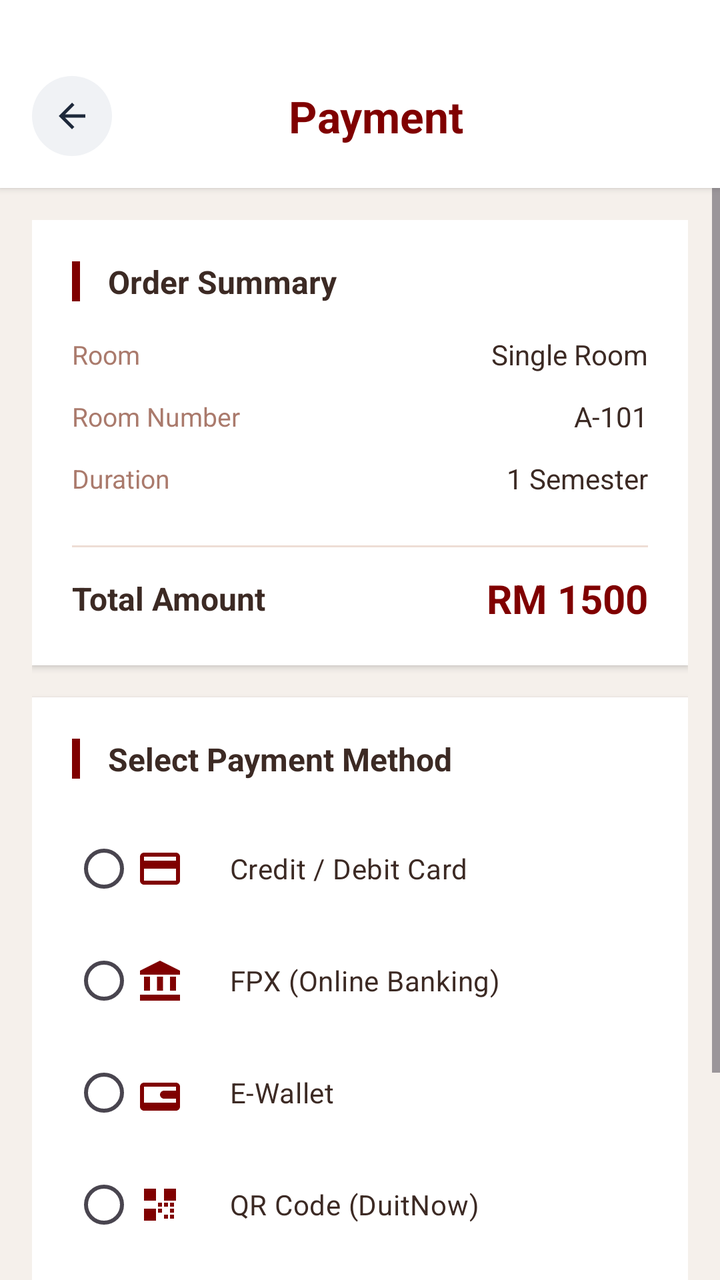
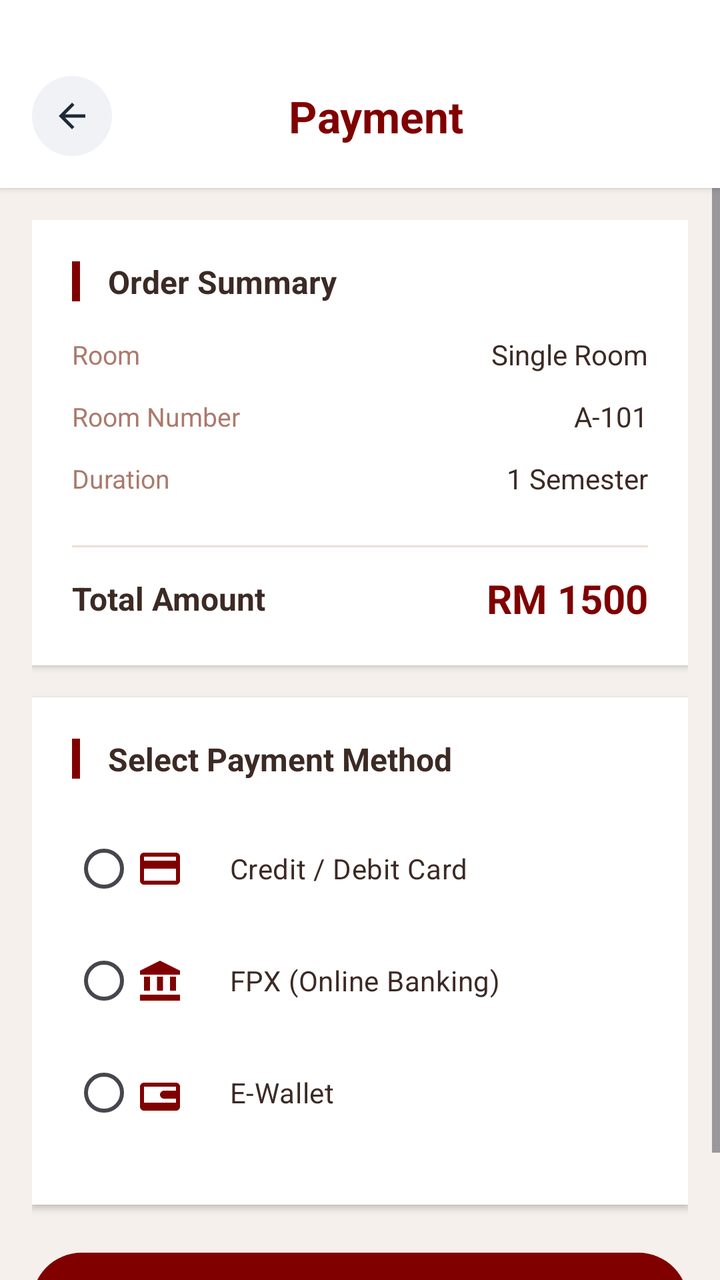

Screens rendered from an Android XML layout before and after an edit, with the pre-edit source and the edit as a unified diff.
<!-- AndroidManifest.xml: application theme Theme.UTMSPACE_HostelBookingSystem -->
<!-- res/layout/activity_payment.xml -->
<?xml version="1.0" encoding="utf-8"?>
<LinearLayout xmlns:android="http://schemas.android.com/apk/res/android"
    xmlns:app="http://schemas.android.com/apk/res-auto"
    android:layout_width="match_parent"
    android:layout_height="match_parent"
    android:orientation="vertical"
    android:background="#F5F0EB">

    <LinearLayout
        android:layout_width="match_parent"
        android:layout_height="wrap_content"
        android:orientation="vertical"
        android:background="#FFFFFF"
        android:elevation="2dp"
        android:paddingTop="30dp"
        android:paddingBottom="8dp">

        <LinearLayout
            android:layout_width="match_parent"
            android:layout_height="wrap_content"
            android:orientation="horizontal"
            android:gravity="center_vertical"
            android:layout_marginTop="8dp"
            android:layout_marginBottom="8dp">

            <LinearLayout
                android:id="@+id/ivBack"
                android:layout_width="40dp"
                android:layout_height="40dp"
                android:background="@drawable/back_button_background"
                android:gravity="center"
                android:clickable="true"
                android:focusable="true"
                android:layout_marginStart="16dp">

                <ImageView
                    android:layout_width="20dp"
                    android:layout_height="20dp"
                    android:src="@drawable/ic_arrow_back"
                    app:tint="#1E293B" />

            </LinearLayout>

            <TextView
                android:layout_width="0dp"
                android:layout_height="wrap_content"
                android:layout_weight="1"
                android:text="Payment"
                android:textSize="22sp"
                android:textStyle="bold"
                android:textColor="#800000"
                android:gravity="center"
                android:fontFamily="sans-serif" />

            <View
                android:layout_width="40dp"
                android:layout_height="1dp" />

        </LinearLayout>

    </LinearLayout>

    <ScrollView
        android:layout_width="match_parent"
        android:layout_height="match_parent"
        android:fillViewport="true">

        <LinearLayout
            android:layout_width="match_parent"
            android:layout_height="wrap_content"
            android:orientation="vertical"
            android:padding="16dp">

            <LinearLayout
                android:layout_width="match_parent"
                android:layout_height="wrap_content"
                android:orientation="vertical"
                android:background="#FFFFFF"
                android:padding="20dp"
                android:elevation="2dp"
                android:layout_marginBottom="16dp">

                <LinearLayout
                    android:layout_width="match_parent"
                    android:layout_height="wrap_content"
                    android:orientation="horizontal"
                    android:gravity="center_vertical"
                    android:layout_marginBottom="16dp">

                    <View
                        android:layout_width="4dp"
                        android:layout_height="20dp"
                        android:background="#800000" />

                    <TextView
                        android:layout_width="wrap_content"
                        android:layout_height="wrap_content"
                        android:text=" Order Summary"
                        android:textSize="16sp"
                        android:textStyle="bold"
                        android:textColor="#3C2A24"
                        android:layout_marginStart="10dp"
                        android:fontFamily="sans-serif" />

                </LinearLayout>

                <LinearLayout
                    android:layout_width="match_parent"
                    android:layout_height="wrap_content"
                    android:orientation="horizontal"
                    android:gravity="center_vertical"
                    android:layout_marginBottom="12dp">

                    <TextView
                        android:layout_width="0dp"
                        android:layout_height="wrap_content"
                        android:layout_weight="1"
                        android:text="Room"
                        android:textSize="13sp"
                        android:textColor="#AA7A6C"
                        android:fontFamily="sans-serif" />

                    <TextView
                        android:id="@+id/tvRoomName"
                        android:layout_width="wrap_content"
                        android:layout_height="wrap_content"
                        android:text="Single Room"
                        android:textSize="14sp"
                        android:textColor="#3C2A24"
                        android:fontFamily="sans-serif" />

                </LinearLayout>

                <LinearLayout
                    android:layout_width="match_parent"
                    android:layout_height="wrap_content"
                    android:orientation="horizontal"
                    android:gravity="center_vertical"
                    android:layout_marginBottom="12dp">

                    <TextView
                        android:layout_width="0dp"
                        android:layout_height="wrap_content"
                        android:layout_weight="1"
                        android:text="Room Number"
                        android:textSize="13sp"
                        android:textColor="#AA7A6C"
                        android:fontFamily="sans-serif" />

                    <TextView
                        android:id="@+id/tvRoomNumber"
                        android:layout_width="wrap_content"
                        android:layout_height="wrap_content"
                        android:text="A-101"
                        android:textSize="14sp"
                        android:textColor="#3C2A24"
                        android:fontFamily="sans-serif" />

                </LinearLayout>

                <LinearLayout
                    android:layout_width="match_parent"
                    android:layout_height="wrap_content"
                    android:orientation="horizontal"
                    android:gravity="center_vertical"
                    android:layout_marginBottom="12dp">

                    <TextView
                        android:layout_width="0dp"
                        android:layout_height="wrap_content"
                        android:layout_weight="1"
                        android:text="Duration"
                        android:textSize="13sp"
                        android:textColor="#AA7A6C"
                        android:fontFamily="sans-serif" />

                    <TextView
                        android:id="@+id/tvDuration"
                        android:layout_width="wrap_content"
                        android:layout_height="wrap_content"
                        android:text="1 Semester"
                        android:textSize="14sp"
                        android:textColor="#3C2A24"
                        android:fontFamily="sans-serif" />

                </LinearLayout>

                <View
                    android:layout_width="match_parent"
                    android:layout_height="1dp"
                    android:background="#EEDDD5"
                    android:layout_marginVertical="12dp" />

                <LinearLayout
                    android:layout_width="match_parent"
                    android:layout_height="wrap_content"
                    android:orientation="horizontal"
                    android:gravity="center_vertical">

                    <TextView
                        android:layout_width="0dp"
                        android:layout_height="wrap_content"
                        android:layout_weight="1"
                        android:text="Total Amount"
                        android:textSize="16sp"
                        android:textStyle="bold"
                        android:textColor="#3C2A24"
                        android:fontFamily="sans-serif" />

                    <TextView
                        android:id="@+id/tvTotalAmount"
                        android:layout_width="wrap_content"
                        android:layout_height="wrap_content"
                        android:text="RM 1500"
                        android:textSize="20sp"
                        android:textStyle="bold"
                        android:textColor="#800000"
                        android:fontFamily="sans-serif" />

                </LinearLayout>

            </LinearLayout>

            <LinearLayout
                android:layout_width="match_parent"
                android:layout_height="wrap_content"
                android:orientation="vertical"
                android:background="#FFFFFF"
                android:padding="20dp"
                android:elevation="2dp"
                android:layout_marginBottom="16dp">

                <LinearLayout
                    android:layout_width="match_parent"
                    android:layout_height="wrap_content"
                    android:orientation="horizontal"
                    android:gravity="center_vertical"
                    android:layout_marginBottom="16dp">

                    <View
                        android:layout_width="4dp"
                        android:layout_height="20dp"
                        android:background="#800000" />

                    <TextView
                        android:layout_width="wrap_content"
                        android:layout_height="wrap_content"
                        android:text=" Select Payment Method"
                        android:textSize="16sp"
                        android:textStyle="bold"
                        android:textColor="#3C2A24"
                        android:layout_marginStart="10dp"
                        android:fontFamily="sans-serif" />

                </LinearLayout>

                <RadioGroup
                    android:id="@+id/paymentMethodGroup"
                    android:layout_width="match_parent"
                    android:layout_height="wrap_content"
                    android:layout_marginBottom="8dp">

                    <RadioButton
                        android:id="@+id/radioCard"
                        android:layout_width="match_parent"
                        android:layout_height="56dp"
                        android:text="   Credit / Debit Card"
                        android:drawableStart="@drawable/ic_card"
                        android:drawablePadding="12dp"
                        android:buttonTint="#800000"
                        android:textColor="#3C2A24"
                        android:fontFamily="sans-serif" />

                    <RadioButton
                        android:id="@+id/radioFPX"
                        android:layout_width="match_parent"
                        android:layout_height="56dp"
                        android:text="   FPX (Online Banking)"
                        android:drawableStart="@drawable/ic_bank"
                        android:drawablePadding="12dp"
                        android:buttonTint="#800000"
                        android:textColor="#3C2A24"
                        android:fontFamily="sans-serif" />

                    <RadioButton
                        android:id="@+id/radioEWallet"
                        android:layout_width="match_parent"
                        android:layout_height="56dp"
                        android:text="   E-Wallet"
                        android:drawableStart="@drawable/ic_wallet"
                        android:drawablePadding="12dp"
                        android:buttonTint="#800000"
                        android:textColor="#3C2A24"
                        android:fontFamily="sans-serif" />

                    <RadioButton
                        android:id="@+id/radioQR"
                        android:layout_width="match_parent"
                        android:layout_height="56dp"
                        android:text="   QR Code (DuitNow)"
                        android:drawableStart="@drawable/ic_qr"
                        android:drawablePadding="12dp"
                        android:buttonTint="#800000"
                        android:textColor="#3C2A24"
                        android:fontFamily="sans-serif" />

                </RadioGroup>

            </LinearLayout>

            <LinearLayout
                android:id="@+id/fpxSection"
                android:layout_width="match_parent"
                android:layout_height="wrap_content"
                android:orientation="vertical"
                android:background="#FFFFFF"
                android:padding="20dp"
                android:elevation="2dp"
                android:layout_marginBottom="16dp"
                android:visibility="gone">

                <LinearLayout
                    android:layout_width="match_parent"
                    android:layout_height="wrap_content"
                    android:orientation="horizontal"
                    android:gravity="center_vertical"
                    android:layout_marginBottom="16dp">

                    <View
                        android:layout_width="4dp"
                        android:layout_height="20dp"
                        android:background="#800000" />

                    <TextView
                        android:layout_width="wrap_content"
                        android:layout_height="wrap_content"
                        android:text=" Select Bank"
                        android:textSize="16sp"
                        android:textStyle="bold"
                        android:textColor="#3C2A24"
                        android:layout_marginStart="10dp"
                        android:fontFamily="sans-serif" />

                </LinearLayout>

                <Spinner
                    android:id="@+id/spinnerBank"
                    android:layout_width="match_parent"
                    android:layout_height="56dp"
                    android:background="@drawable/spinner_background"
                    android:entries="@array/bank_list"
                    android:fontFamily="sans-serif" />

            </LinearLayout>

            <LinearLayout
                android:id="@+id/ewalletSection"
                android:layout_width="match_parent"
                android:layout_height="wrap_content"
                android:orientation="vertical"
                android:background="#FFFFFF"
                android:padding="20dp"
                android:elevation="2dp"
                android:layout_marginBottom="16dp"
                android:visibility="gone">

                <LinearLayout
                    android:layout_width="match_parent"
                    android:layout_height="wrap_content"
                    android:orientation="horizontal"
                    android:gravity="center_vertical"
                    android:layout_marginBottom="16dp">

                    <View
                        android:layout_width="4dp"
                        android:layout_height="20dp"
                        android:background="#800000" />

                    <TextView
                        android:layout_width="wrap_content"
                        android:layout_height="wrap_content"
                        android:text=" Select E-Wallet"
                        android:textSize="16sp"
                        android:textStyle="bold"
                        android:textColor="#3C2A24"
                        android:layout_marginStart="10dp"
                        android:fontFamily="sans-serif" />

                </LinearLayout>

                <LinearLayout
                    android:layout_width="match_parent"
                    android:layout_height="wrap_content"
                    android:orientation="horizontal"
                    android:gravity="center"
                    android:layout_marginBottom="12dp">

                    <LinearLayout
                        android:id="@+id/btnTouchNGo"
                        android:layout_width="0dp"
                        android:layout_height="80dp"
                        android:layout_weight="1"
                        android:layout_marginEnd="8dp"
                        android:background="@drawable/wallet_button_background"
                        android:gravity="center"
                        android:orientation="vertical"
                        android:clickable="true"
                        android:focusable="true">

                        <ImageView
                            android:layout_width="32dp"
                            android:layout_height="32dp"
                            android:src="@drawable/ic_tng"
                            app:tint="#0056B3" />

                        <TextView
                            android:layout_width="wrap_content"
                            android:layout_height="wrap_content"
                            android:text="Touch 'n Go"
                            android:textSize="11sp"
                            android:textColor="#3C2A24"
                            android:layout_marginTop="6dp"
                            android:fontFamily="sans-serif" />

                    </LinearLayout>

                </LinearLayout>

                <TextView
                    android:id="@+id/tvSelectedWallet"
                    android:layout_width="match_parent"
                    android:layout_height="wrap_content"
                    android:text=""
                    android:textSize="12sp"
                    android:textColor="#800000"
                    android:gravity="center"
                    android:layout_marginTop="8dp"
                    android:fontFamily="sans-serif" />

            </LinearLayout>

            <LinearLayout
                android:id="@+id/qrSection"
                android:layout_width="match_parent"
                android:layout_height="wrap_content"
                android:orientation="vertical"
                android:background="#FFFFFF"
                android:padding="20dp"
                android:elevation="2dp"
                android:layout_marginBottom="16dp"
                android:visibility="gone"
                android:gravity="center_horizontal">

                <LinearLayout
                    android:layout_width="match_parent"
                    android:layout_height="wrap_content"
                    android:orientation="horizontal"
                    android:gravity="center_vertical"
                    android:layout_marginBottom="16dp">

                    <View
                        android:layout_width="4dp"
                        android:layout_height="20dp"
                        android:background="#800000" />

                    <TextView
                        android:layout_width="wrap_content"
                        android:layout_height="wrap_content"
                        android:text=" Scan QR Code"
                        android:textSize="16sp"
                        android:textStyle="bold"
                        android:textColor="#3C2A24"
                        android:layout_marginStart="10dp"
                        android:fontFamily="sans-serif" />

                </LinearLayout>

                <ImageView
                    android:id="@+id/ivQRCode"
                    android:layout_width="200dp"
                    android:layout_height="200dp"
                    android:src="@drawable/ic_qr_code_sample"
                    android:layout_marginBottom="12dp" />

                <TextView
                    android:layout_width="wrap_content"
                    android:layout_height="wrap_content"
                    android:text="Scan with your banking app"
                    android:textSize="12sp"
                    android:textColor="#AA7A6C"
                    android:fontFamily="sans-serif" />

            </LinearLayout>

            <LinearLayout
                android:id="@+id/btnPayNow"
                android:layout_width="match_parent"
                android:layout_height="wrap_content"
                android:background="@drawable/primary_button_background"
                android:padding="14dp"
                android:gravity="center"
                android:layout_marginTop="8dp"
                android:layout_marginBottom="20dp"
                android:clickable="true"
                android:focusable="true"
                app:backgroundTint="@null">

                <TextView
                    android:layout_width="wrap_content"
                    android:layout_height="wrap_content"
                    android:text="Pay Now"
                    android:textSize="16sp"
                    android:textStyle="bold"
                    android:textColor="#FFFFFF"
                    android:fontFamily="sans-serif" />

            </LinearLayout>

        </LinearLayout>
    </ScrollView>

</LinearLayout>
<!-- resources referenced by this layout -->
<resources>
  <string-array name="bank_list">
          <item>Select Bank</item>
          <item>Maybank</item>
          <item>CIMB Bank</item>
          <item>Public Bank</item>
          <item>RHB Bank</item>
          <item>Hong Leong Bank</item>
          <item>AmBank</item>
          <item>Bank Islam</item>
          <item>Bank Rakyat</item>
          <item>BSN</item>
      </string-array>
  <!-- drawable back_button_background (drawable) -->
  <?xml version="1.0" encoding="utf-8"?>
  <shape xmlns:android="http://schemas.android.com/apk/res/android">
      <solid android:color="#F0F2F5" />
      <corners android:radius="40dp" />
  </shape>
  <!-- drawable ic_arrow_back (drawable) -->
  <?xml version="1.0" encoding="utf-8"?>
  <vector xmlns:android="http://schemas.android.com/apk/res/android"
      android:width="24dp"
      android:height="24dp"
      android:viewportWidth="24"
      android:viewportHeight="24">
      <path
          android:fillColor="#1E293B"
          android:pathData="M20,11H7.83l5.59,-5.59L12,4l-8,8 8,8 1.41,-1.41L7.83,13H20v-2z"/>
  </vector>
  <!-- drawable ic_bank (drawable) -->
  <?xml version="1.0" encoding="utf-8"?>
  <vector xmlns:android="http://schemas.android.com/apk/res/android"
      android:width="24dp"
      android:height="24dp"
      android:viewportWidth="24"
      android:viewportHeight="24">
      <path
          android:fillColor="#800000"
          android:pathData="M4,10h3v7H4zM10.5,10h3v7h-3zM2,19h20v3H2zM17,10h3v7h-3zM12,2L2,7v2h20V7z"/>
  </vector>
  <!-- drawable ic_qr (drawable) -->
  <?xml version="1.0" encoding="utf-8"?>
  <vector xmlns:android="http://schemas.android.com/apk/res/android"
      android:width="24dp"
      android:height="24dp"
      android:viewportWidth="24"
      android:viewportHeight="24">
      
      <path
          android:fillColor="#800000"
          android:pathData="M4,4h6v6H4z"/>
      
      <path
          android:fillColor="#800000"
          android:pathData="M14,4h6v6h-6z"/>
      
      <path
          android:fillColor="#800000"
          android:pathData="M4,14h6v6H4z"/>
      
      <path
          android:fillColor="#800000"
          android:pathData="M11,11h2v2h-2z"/>
      <path
          android:fillColor="#800000"
          android:pathData="M14,11h2v2h-2z"/>
      <path
          android:fillColor="#800000"
          android:pathData="M17,11h2v2h-2z"/>
      <path
          android:fillColor="#800000"
          android:pathData="M11,14h2v2h-2z"/>
      <path
          android:fillColor="#800000"
          android:pathData="M17,14h2v2h-2z"/>
      <path
          android:fillColor="#800000"
          android:pathData="M14,17h2v2h-2z"/>
      <path
          android:fillColor="#800000"
          android:pathData="M17,17h2v2h-2z"/>
  </vector>
  <!-- drawable ic_qr_code_sample (drawable) -->
  <?xml version="1.0" encoding="utf-8"?>
  <vector xmlns:android="http://schemas.android.com/apk/res/android"
      android:width="24dp"
      android:height="24dp"
      android:viewportWidth="24"
      android:viewportHeight="24">
      <path
          android:fillColor="#000000"
          android:pathData="M4,4h6v6H4V4zM4,14h6v6H4V14zM14,4h6v6h-6V4zM14,14h2v2h-2v-2zM18,14h2v2h-2v-2zM14,18h2v2h-2v-2zM18,18h2v2h-2v-2z"/>
  </vector>
  <!-- drawable spinner_background (drawable) -->
  <?xml version="1.0" encoding="utf-8"?>
  <shape xmlns:android="http://schemas.android.com/apk/res/android">
      <solid android:color="#FFFFFF" />
      <corners android:radius="12dp" />
      <stroke android:width="1dp" android:color="#800000" />
  </shape>
  <style name="Theme.UTMSPACE_HostelBookingSystem" parent="Theme.Material3.DayNight.NoActionBar">
  
          
          <item name="android:statusBarColor">@android:color/white</item>
          <item name="android:windowLightStatusBar">true</item>
  
          
          <item name="android:windowBackground">@android:color/white</item>
          <item name="android:colorBackground">@android:color/white</item>
  
      </style>
  <!-- unchanged entries left out for length: 5 -->
</resources>

<!-- the commit's change to res/layout/activity_payment.xml (unified diff, before → after) -->
@@ -288,17 +288,6 @@
                         android:layout_height="56dp"
                         android:text="   E-Wallet"
                         android:drawableStart="@drawable/ic_wallet"
-                        android:drawablePadding="12dp"
-                        android:buttonTint="#800000"
-                        android:textColor="#3C2A24"
-                        android:fontFamily="sans-serif" />
-
-                    <RadioButton
-                        android:id="@+id/radioQR"
-                        android:layout_width="match_parent"
-                        android:layout_height="56dp"
-                        android:text="   QR Code (DuitNow)"
-                        android:drawableStart="@drawable/ic_qr"
                         android:drawablePadding="12dp"
                         android:buttonTint="#800000"
                         android:textColor="#3C2A24"
<!-- resource entries referenced after the edit -->
@@ -40,48 +40,6 @@
           android:fillColor="#800000"
           android:pathData="M4,10h3v7H4zM10.5,10h3v7h-3zM2,19h20v3H2zM17,10h3v7h-3zM12,2L2,7v2h20V7z"/>
   </vector>
-  <!-- drawable ic_qr (drawable) -->
-  <?xml version="1.0" encoding="utf-8"?>
-  <vector xmlns:android="http://schemas.android.com/apk/res/android"
-      android:width="24dp"
-      android:height="24dp"
-      android:viewportWidth="24"
-      android:viewportHeight="24">
-      
-      <path
-          android:fillColor="#800000"
-          android:pathData="M4,4h6v6H4z"/>
-      
-      <path
-          android:fillColor="#800000"
-          android:pathData="M14,4h6v6h-6z"/>
-      
-      <path
-          android:fillColor="#800000"
-          android:pathData="M4,14h6v6H4z"/>
-      
-      <path
-          android:fillColor="#800000"
-          android:pathData="M11,11h2v2h-2z"/>
-      <path
-          android:fillColor="#800000"
-          android:pathData="M14,11h2v2h-2z"/>
-      <path
-          android:fillColor="#800000"
-          android:pathData="M17,11h2v2h-2z"/>
-      <path
-          android:fillColor="#800000"
-          android:pathData="M11,14h2v2h-2z"/>
-      <path
-          android:fillColor="#800000"
-          android:pathData="M17,14h2v2h-2z"/>
-      <path
-          android:fillColor="#800000"
-          android:pathData="M14,17h2v2h-2z"/>
-      <path
-          android:fillColor="#800000"
-          android:pathData="M17,17h2v2h-2z"/>
-  </vector>
   <!-- drawable ic_qr_code_sample (drawable) -->
   <?xml version="1.0" encoding="utf-8"?>
   <vector xmlns:android="http://schemas.android.com/apk/res/android"
